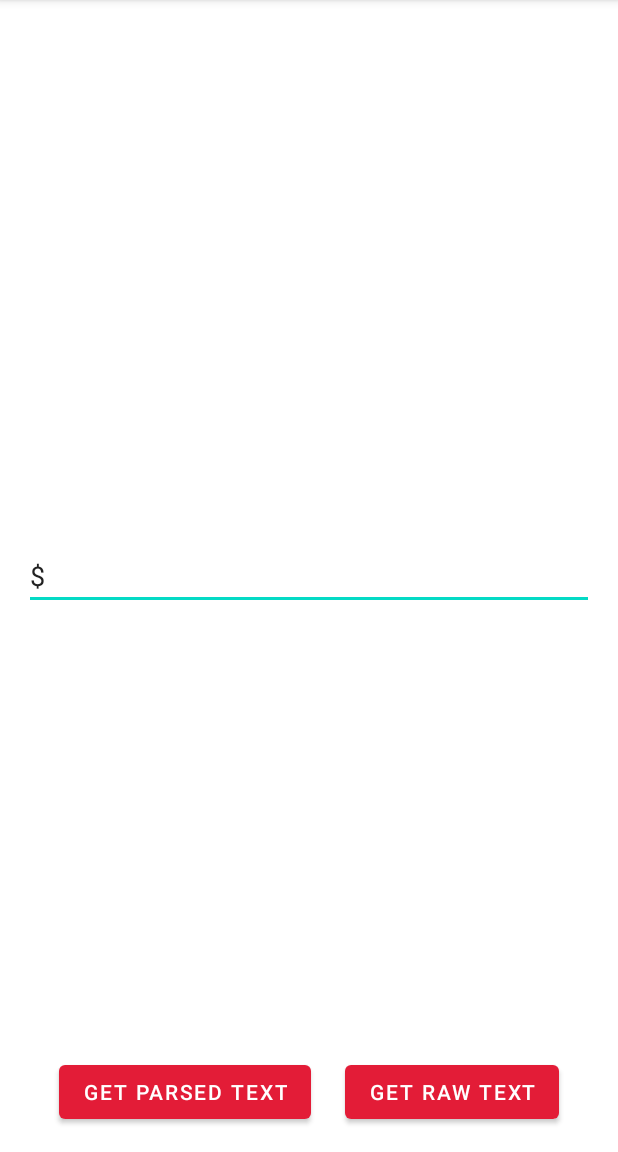
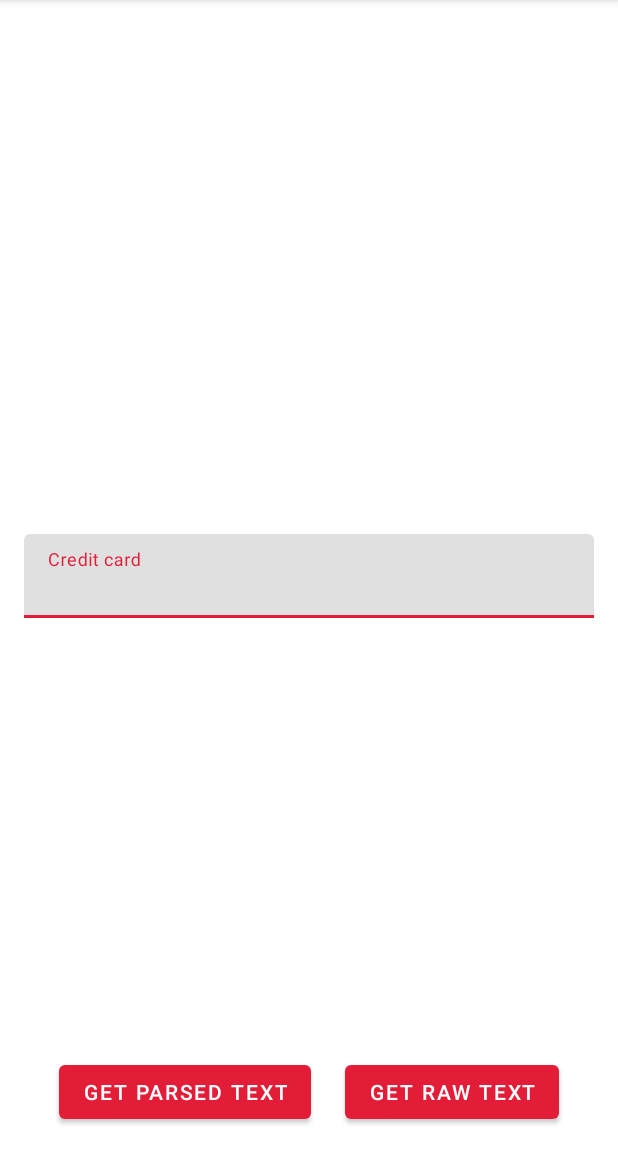
Before and after one commit to Hipo/hipo-maskededittext-android, an Android app: the screen it shows after launch (MainActivity), on a phone screen of 412 x 824 dp, the part 84-1236 px from its top. Run offline under Robolectric (Android 15) with nearby library versions, the phone set to English and light mode, and no system bars.

Commit message:
Update demo app

```diff
--- a/app/src/main/res/layout/activity_main.xml
+++ b/app/src/main/res/layout/activity_main.xml
@@ -7,17 +7,28 @@
     android:padding="16dp"
     tools:context=".MainActivity">
 
-    <com.hipo.maskededittext.MaskedEditText
-        android:id="@+id/phoneEditText"
+    <com.google.android.material.textfield.TextInputLayout
         android:layout_width="0dp"
         android:layout_height="wrap_content"
-        android:hint="@string/masked_edit_text_hint"
         app:layout_constraintBottom_toBottomOf="parent"
         app:layout_constraintEnd_toEndOf="parent"
+        android:hint="Credit card"
         app:layout_constraintStart_toStartOf="parent"
-        app:layout_constraintTop_toTopOf="parent"
-        app:maskPattern="$"
-        app:maskType="static_text" />
+        app:layout_constraintTop_toTopOf="parent">
+
+        <com.hipo.maskededittext.MaskedEditText
+            android:id="@+id/phoneEditText"
+            android:layout_width="match_parent"
+            android:layout_height="wrap_content"
+            app:layout_constraintBottom_toBottomOf="parent"
+            app:layout_constraintEnd_toEndOf="parent"
+            app:layout_constraintStart_toStartOf="parent"
+            app:layout_constraintTop_toTopOf="parent"
+            app:maskPattern="####-####-####-####"
+            app:returnPattern="################"
+            app:maskType="custom" />
+
+    </com.google.android.material.textfield.TextInputLayout>
 
     <com.google.android.material.button.MaterialButton
         android:id="@+id/parsedTextButton"
```
